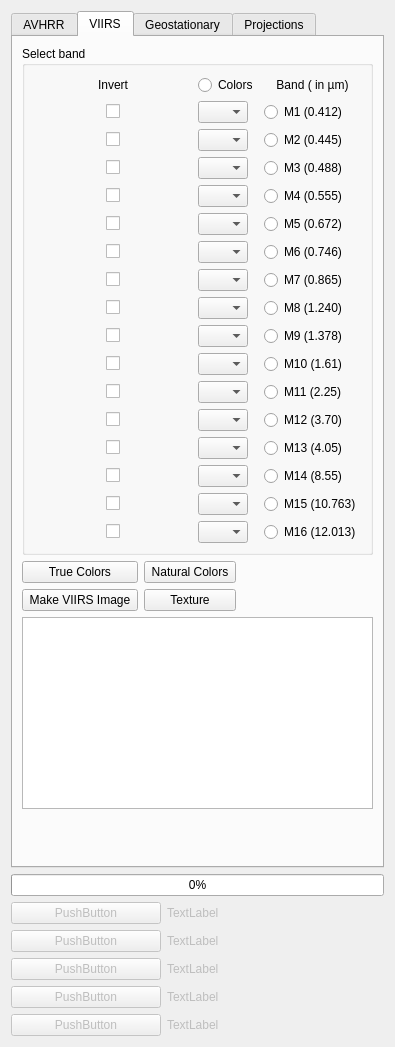
First picture: the form in core/formtoolbox.ui, repository hvanruys/EUMETCastView, before the edit.
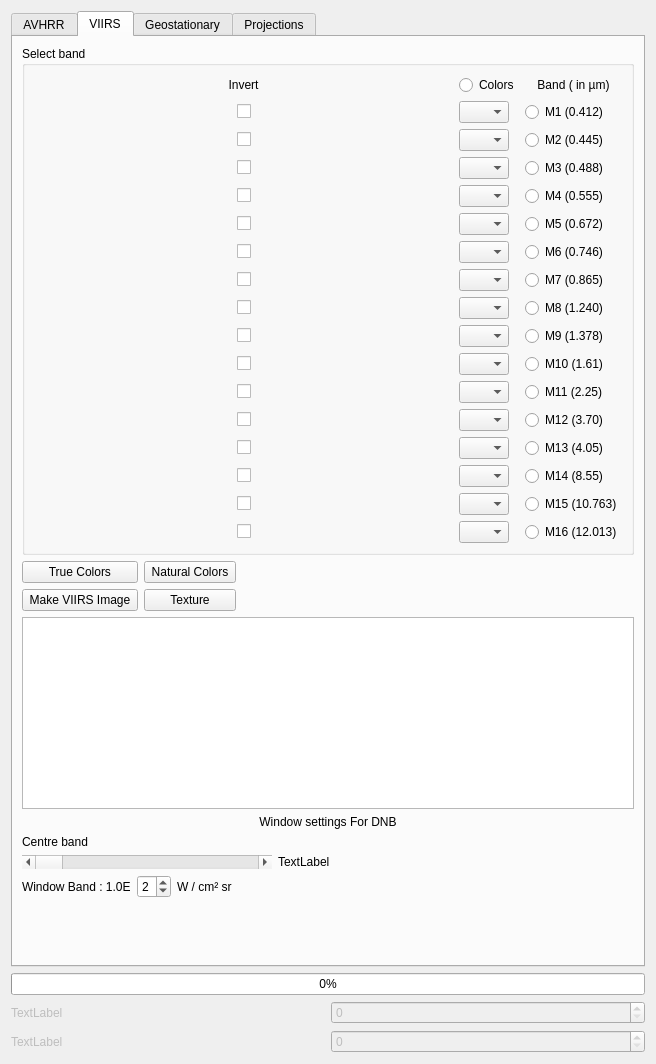
Second picture: the form after the edit. The open tabs and pages were chosen to show the change.

Commit message: Added the Day/Night Band. No geolocation yet.

What changed in the file:
```diff
--- a/core/formtoolbox.ui
+++ b/core/formtoolbox.ui
@@ -6,8 +6,8 @@
    <rect>
     <x>0</x>
     <y>0</y>
-    <width>395</width>
-    <height>1047</height>
+    <width>656</width>
+    <height>1064</height>
    </rect>
   </property>
   <property name="sizePolicy">
@@ -1568,7 +1568,107 @@
         <widget class="QTextEdit" name="teVIIRS"/>
        </item>
        <item>
-        <spacer name="verticalSpacer_6">
+        <widget class="QLabel" name="label_42">
+         <property name="text">
+          <string>Window settings For DNB</string>
+         </property>
+         <property name="alignment">
+          <set>Qt::AlignCenter</set>
+         </property>
+        </widget>
+       </item>
+       <item>
+        <layout class="QGridLayout" name="gridLayout_6">
+         <item row="2" column="1">
+          <widget class="QLabel" name="lblCentreBand">
+           <property name="sizePolicy">
+            <sizepolicy hsizetype="Preferred" vsizetype="Preferred">
+             <horstretch>1</horstretch>
+             <verstretch>0</verstretch>
+            </sizepolicy>
+           </property>
+           <property name="text">
+            <string>TextLabel</string>
+           </property>
+          </widget>
+         </item>
+         <item row="0" column="0">
+          <widget class="QLabel" name="lblTitleCentreBand">
+           <property name="text">
+            <string>Centre band </string>
+           </property>
+          </widget>
+         </item>
+         <item row="2" column="0">
+          <widget class="QScrollBar" name="sbCentreBand">
+           <property name="sizePolicy">
+            <sizepolicy hsizetype="Minimum" vsizetype="Fixed">
+             <horstretch>0</horstretch>
+             <verstretch>0</verstretch>
+            </sizepolicy>
+           </property>
+           <property name="orientation">
+            <enum>Qt::Horizontal</enum>
+           </property>
+          </widget>
+         </item>
+         <item row="3" column="0">
+          <layout class="QHBoxLayout" name="horizontalLayout_71">
+           <item>
+            <widget class="QLabel" name="label_39">
+             <property name="text">
+              <string>Window Band : 1.0E</string>
+             </property>
+            </widget>
+           </item>
+           <item>
+            <widget class="QSpinBox" name="spbDnbWindow">
+             <property name="maximumSize">
+              <size>
+               <width>16777215</width>
+               <height>16777215</height>
+              </size>
+             </property>
+             <property name="minimum">
+              <number>1</number>
+             </property>
+             <property name="maximum">
+              <number>6</number>
+             </property>
+             <property name="singleStep">
+              <number>1</number>
+             </property>
+             <property name="value">
+              <number>2</number>
+             </property>
+            </widget>
+           </item>
+           <item>
+            <widget class="QLabel" name="label_40">
+             <property name="text">
+              <string>W / cm² sr</string>
+             </property>
+            </widget>
+           </item>
+           <item>
+            <spacer name="horizontalSpacer_99">
+             <property name="orientation">
+              <enum>Qt::Horizontal</enum>
+             </property>
+             <property name="sizeHint" stdset="0">
+              <size>
+               <width>40</width>
+               <height>20</height>
+              </size>
+             </property>
+            </spacer>
+           </item>
+          </layout>
+         </item>
+        </layout>
+       </item>
+       <item>
+        <spacer name="verticalSpacer_7">
          <property name="orientation">
           <enum>Qt::Vertical</enum>
          </property>
@@ -4202,76 +4302,8 @@
      </item>
      <item>
       <layout class="QGridLayout" name="gridLayout_5">
-       <item row="3" column="0">
-        <widget class="QPushButton" name="btnRemoveHRP">
-         <property name="enabled">
-          <bool>false</bool>
-         </property>
-         <property name="text">
-          <string>PushButton</string>
-         </property>
-        </widget>
-       </item>
-       <item row="4" column="0">
-        <widget class="QPushButton" name="btnRemoveGAC">
-         <property name="enabled">
-          <bool>false</bool>
-         </property>
-         <property name="text">
-          <string>PushButton</string>
-         </property>
-        </widget>
-       </item>
-       <item row="1" column="0">
-        <widget class="QPushButton" name="btnRemoveMetop">
-         <property name="enabled">
-          <bool>false</bool>
-         </property>
-         <property name="minimumSize">
-          <size>
-           <width>0</width>
-           <height>0</height>
-          </size>
-         </property>
-         <property name="maximumSize">
-          <size>
-           <width>150</width>
-           <height>16777215</height>
-          </size>
-         </property>
-         <property name="text">
-          <string>PushButton</string>
-         </property>
-        </widget>
-       </item>
        <item row="2" column="0">
-        <widget class="QPushButton" name="btnRemoveNoaa">
-         <property name="enabled">
-          <bool>false</bool>
-         </property>
-         <property name="minimumSize">
-          <size>
-           <width>0</width>
-           <height>0</height>
-          </size>
-         </property>
-         <property name="text">
-          <string>PushButton</string>
-         </property>
-        </widget>
-       </item>
-       <item row="5" column="0">
-        <widget class="QPushButton" name="btnRemoveVIIRS">
-         <property name="enabled">
-          <bool>false</bool>
-         </property>
-         <property name="text">
-          <string>PushButton</string>
-         </property>
-        </widget>
-       </item>
-       <item row="1" column="1">
-        <widget class="QLabel" name="lblRemoveMetop">
+        <widget class="QLabel" name="lblLower">
          <property name="enabled">
           <bool>false</bool>
          </property>
@@ -4281,7 +4313,14 @@
         </widget>
        </item>
        <item row="2" column="1">
-        <widget class="QLabel" name="lblRemoveNoaa">
+        <widget class="QSpinBox" name="spbLower">
+         <property name="enabled">
+          <bool>false</bool>
+         </property>
+        </widget>
+       </item>
+       <item row="3" column="0">
+        <widget class="QLabel" name="lblUpper">
          <property name="enabled">
           <bool>false</bool>
          </property>
@@ -4291,32 +4330,9 @@
         </widget>
        </item>
        <item row="3" column="1">
-        <widget class="QLabel" name="lblRemoveHRP">
+        <widget class="QSpinBox" name="spbUpper">
          <property name="enabled">
           <bool>false</bool>
-         </property>
-         <property name="text">
-          <string>TextLabel</string>
-         </property>
-        </widget>
-       </item>
-       <item row="4" column="1">
-        <widget class="QLabel" name="lblRemoveGAC">
-         <property name="enabled">
-          <bool>false</bool>
-         </property>
-         <property name="text">
-          <string>TextLabel</string>
-         </property>
-        </widget>
-       </item>
-       <item row="5" column="1">
-        <widget class="QLabel" name="lblRemoveVIIRS">
-         <property name="enabled">
-          <bool>false</bool>
-         </property>
-         <property name="text">
-          <string>TextLabel</string>
          </property>
         </widget>
        </item>
```
Left out of the diff: 8 changed lines with no effect on the pictures. The commit also changes 38 other files.
